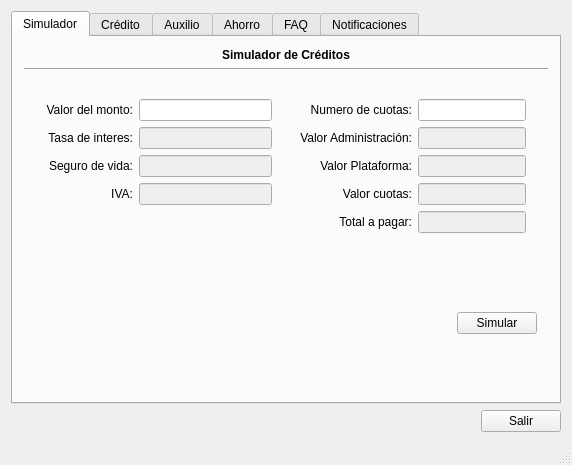
Qt form AsociadosFondo/asociadosfondo.ui (MiguelALopez/JaverianaProject) before a commit.
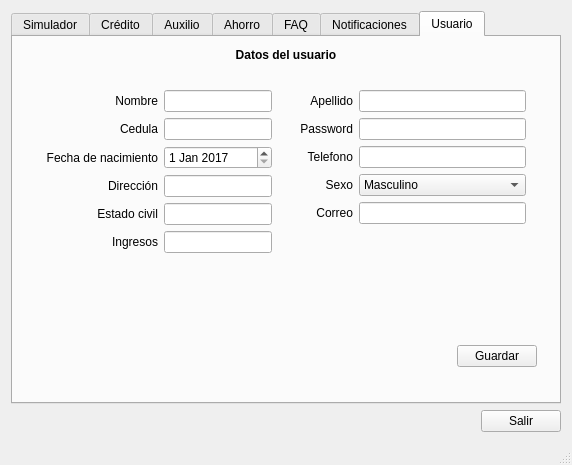
The same form after that commit. The open tabs and pages were chosen to show the change.

```diff
--- a/AsociadosFondo/asociadosfondo.ui
+++ b/AsociadosFondo/asociadosfondo.ui
@@ -1126,6 +1126,283 @@
         </item>
        </layout>
       </widget>
+      <widget class="QWidget" name="tab_7">
+       <attribute name="title">
+        <string>Usuario</string>
+       </attribute>
+       <layout class="QVBoxLayout" name="verticalLayout_7">
+        <item>
+         <widget class="QLabel" name="label_47">
+          <property name="text">
+           <string>&lt;html&gt;&lt;head/&gt;&lt;body&gt;&lt;p align=&quot;center&quot;&gt;&lt;span style=&quot; font-weight:600;&quot;&gt;Datos del usuario&lt;/span&gt;&lt;/p&gt;&lt;/body&gt;&lt;/html&gt;</string>
+          </property>
+          <property name="margin">
+           <number>10</number>
+          </property>
+         </widget>
+        </item>
+        <item>
+         <widget class="QWidget" name="widget_23" native="true">
+          <layout class="QGridLayout" name="gridLayout_9">
+           <item row="0" column="0">
+            <widget class="QWidget" name="widget_24" native="true">
+             <property name="sizePolicy">
+              <sizepolicy hsizetype="Expanding" vsizetype="Preferred">
+               <horstretch>0</horstretch>
+               <verstretch>0</verstretch>
+              </sizepolicy>
+             </property>
+             <layout class="QGridLayout" name="gridLayout_10">
+              <item row="0" column="0">
+               <widget class="QLabel" name="label_36">
+                <property name="text">
+                 <string>Nombre</string>
+                </property>
+                <property name="alignment">
+                 <set>Qt::AlignRight|Qt::AlignTrailing|Qt::AlignVCenter</set>
+                </property>
+               </widget>
+              </item>
+              <item row="1" column="1">
+               <widget class="QLineEdit" name="lUserCedula"/>
+              </item>
+              <item row="1" column="0">
+               <widget class="QLabel" name="label_37">
+                <property name="text">
+                 <string>Cedula</string>
+                </property>
+                <property name="alignment">
+                 <set>Qt::AlignRight|Qt::AlignTrailing|Qt::AlignVCenter</set>
+                </property>
+               </widget>
+              </item>
+              <item row="7" column="1">
+               <spacer name="verticalSpacer_7">
+                <property name="orientation">
+                 <enum>Qt::Vertical</enum>
+                </property>
+                <property name="sizeHint" stdset="0">
+                 <size>
+                  <width>20</width>
+                  <height>40</height>
+                 </size>
+                </property>
+               </spacer>
+              </item>
+              <item row="4" column="1">
+               <widget class="QLineEdit" name="lUserDireccion"/>
+              </item>
+              <item row="5" column="0">
+               <widget class="QLabel" name="label_38">
+                <property name="text">
+                 <string>Estado civil</string>
+                </property>
+                <property name="alignment">
+                 <set>Qt::AlignRight|Qt::AlignTrailing|Qt::AlignVCenter</set>
+                </property>
+               </widget>
+              </item>
+              <item row="6" column="0">
+               <widget class="QLabel" name="label_39">
+                <property name="text">
+                 <string>Ingresos</string>
+                </property>
+                <property name="alignment">
+                 <set>Qt::AlignRight|Qt::AlignTrailing|Qt::AlignVCenter</set>
+                </property>
+               </widget>
+              </item>
+              <item row="6" column="1">
+               <widget class="QLineEdit" name="lUserIngresos"/>
+              </item>
+              <item row="0" column="1">
+               <widget class="QLineEdit" name="lUserNombre"/>
+              </item>
+              <item row="4" column="0">
+               <widget class="QLabel" name="label_40">
+                <property name="text">
+                 <string>Dirección</string>
+                </property>
+                <property name="alignment">
+                 <set>Qt::AlignRight|Qt::AlignTrailing|Qt::AlignVCenter</set>
+                </property>
+               </widget>
+              </item>
+              <item row="2" column="0">
+               <widget class="QLabel" name="label_41">
+                <property name="text">
+                 <string>Fecha de nacimiento</string>
+                </property>
+                <property name="alignment">
+                 <set>Qt::AlignRight|Qt::AlignTrailing|Qt::AlignVCenter</set>
+                </property>
+               </widget>
+              </item>
+              <item row="5" column="1">
+               <widget class="QLineEdit" name="lUserEstadoCivil"/>
+              </item>
+              <item row="2" column="1">
+               <widget class="QDateEdit" name="dateUserNacimiento">
+                <property name="dateTime">
+                 <datetime>
+                  <hour>0</hour>
+                  <minute>0</minute>
+                  <second>0</second>
+                  <year>2017</year>
+                  <month>1</month>
+                  <day>1</day>
+                 </datetime>
+                </property>
+               </widget>
+              </item>
+             </layout>
+            </widget>
+           </item>
+           <item row="0" column="1">
+            <widget class="QWidget" name="widget_25" native="true">
+             <property name="sizePolicy">
+              <sizepolicy hsizetype="Expanding" vsizetype="Preferred">
+               <horstretch>0</horstretch>
+               <verstretch>0</verstretch>
+              </sizepolicy>
+             </property>
+             <layout class="QGridLayout" name="gridLayout_11">
+              <item row="1" column="2">
+               <widget class="QLineEdit" name="lUserPassword">
+                <property name="echoMode">
+                 <enum>QLineEdit::Password</enum>
+                </property>
+               </widget>
+              </item>
+              <item row="4" column="1">
+               <widget class="QLabel" name="label_42">
+                <property name="text">
+                 <string>Correo</string>
+                </property>
+                <property name="alignment">
+                 <set>Qt::AlignRight|Qt::AlignTrailing|Qt::AlignVCenter</set>
+                </property>
+               </widget>
+              </item>
+              <item row="3" column="1">
+               <widget class="QLabel" name="label_43">
+                <property name="text">
+                 <string>Sexo</string>
+                </property>
+                <property name="alignment">
+                 <set>Qt::AlignRight|Qt::AlignTrailing|Qt::AlignVCenter</set>
+                </property>
+               </widget>
+              </item>
+              <item row="4" column="2">
+               <widget class="QLineEdit" name="lUserCorreo"/>
+              </item>
+              <item row="0" column="1">
+               <widget class="QLabel" name="label_44">
+                <property name="text">
+                 <string>Apellido</string>
+                </property>
+                <property name="textFormat">
+                 <enum>Qt::PlainText</enum>
+                </property>
+                <property name="alignment">
+                 <set>Qt::AlignRight|Qt::AlignTrailing|Qt::AlignVCenter</set>
+                </property>
+               </widget>
+              </item>
+              <item row="2" column="2">
+               <widget class="QLineEdit" name="lUserTelefono"/>
+              </item>
+              <item row="2" column="1">
+               <widget class="QLabel" name="label_45">
+                <property name="text">
+                 <string>Telefono</string>
+                </property>
+                <property name="alignment">
+                 <set>Qt::AlignRight|Qt::AlignTrailing|Qt::AlignVCenter</set>
+                </property>
+               </widget>
+              </item>
+              <item row="0" column="2">
+               <widget class="QLineEdit" name="lUserApellido"/>
+              </item>
+              <item row="1" column="1">
+               <widget class="QLabel" name="label_46">
+                <property name="text">
+                 <string>Password</string>
+                </property>
+                <property name="alignment">
+                 <set>Qt::AlignRight|Qt::AlignTrailing|Qt::AlignVCenter</set>
+                </property>
+               </widget>
+              </item>
+              <item row="5" column="2">
+               <spacer name="verticalSpacer_8">
+                <property name="orientation">
+                 <enum>Qt::Vertical</enum>
+                </property>
+                <property name="sizeHint" stdset="0">
+                 <size>
+                  <width>20</width>
+                  <height>40</height>
+                 </size>
+                </property>
+               </spacer>
+              </item>
+              <item row="3" column="2">
+               <widget class="QComboBox" name="comboUserSexo">
+                <item>
+                 <property name="text">
+                  <string>Masculino</string>
+                 </property>
+                </item>
+                <item>
+                 <property name="text">
+                  <string>Femenino</string>
+                 </property>
+                </item>
+               </widget>
+              </item>
+             </layout>
+            </widget>
+           </item>
+          </layout>
+         </widget>
+        </item>
+        <item>
+         <widget class="QWidget" name="widget_26" native="true">
+          <property name="sizePolicy">
+           <sizepolicy hsizetype="Preferred" vsizetype="Expanding">
+            <horstretch>0</horstretch>
+            <verstretch>0</verstretch>
+           </sizepolicy>
+          </property>
+          <layout class="QHBoxLayout" name="horizontalLayout_16">
+           <item>
+            <spacer name="horizontalSpacer_8">
+             <property name="orientation">
+              <enum>Qt::Horizontal</enum>
+             </property>
+             <property name="sizeHint" stdset="0">
+              <size>
+               <width>425</width>
+               <height>20</height>
+              </size>
+             </property>
+            </spacer>
+           </item>
+           <item>
+            <widget class="QPushButton" name="bUserGuardar">
+             <property name="text">
+              <string>Guardar</string>
+             </property>
+            </widget>
+           </item>
+          </layout>
+         </widget>
+        </item>
+       </layout>
+      </widget>
      </widget>
     </item>
     <item row="1" column="0">
```
